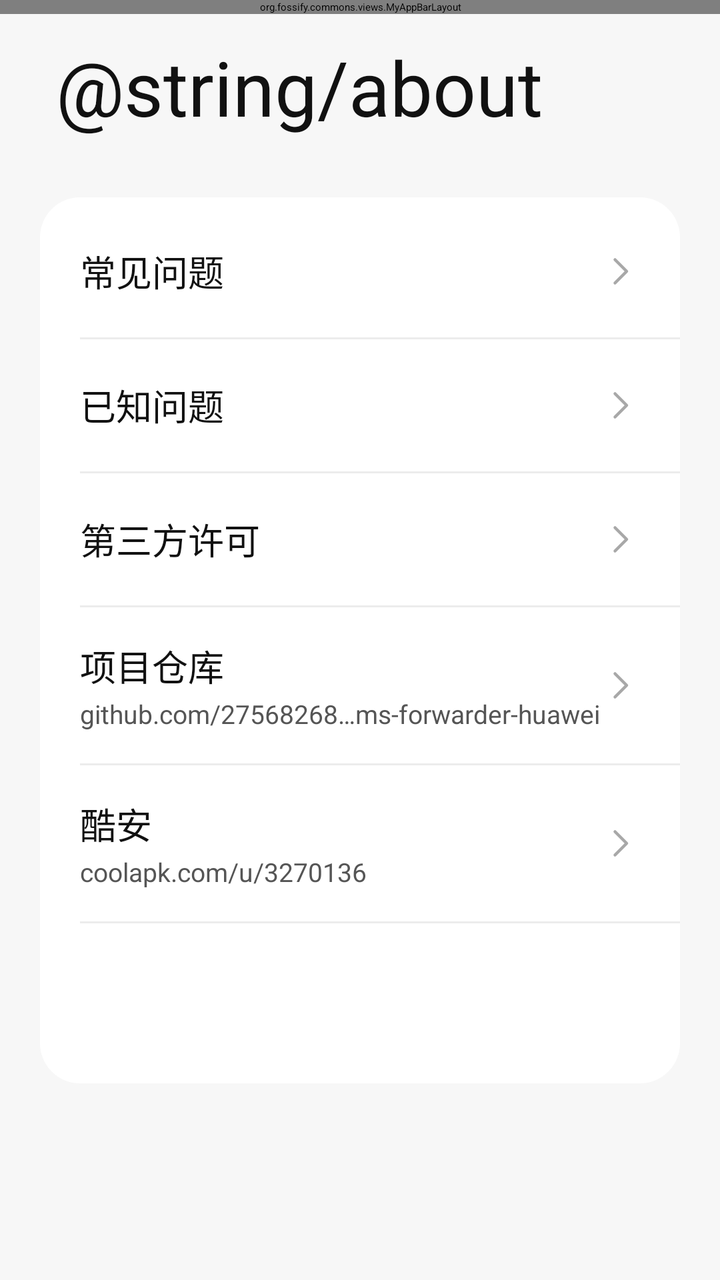
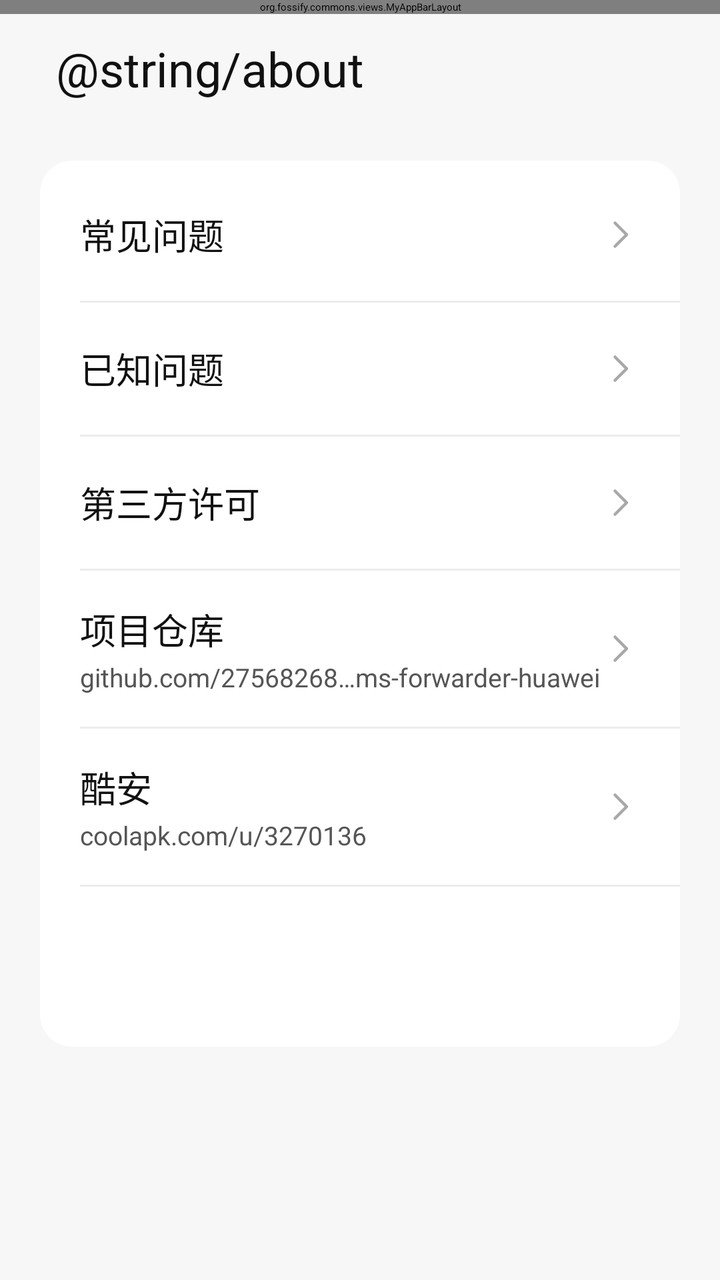

Compare the two renders of this Android layout. The source of the first and the diff that turns it into the second are given below.
<!-- AndroidManifest.xml: application theme AppTheme -->
<!-- res/layout/activity_about.xml -->
<?xml version="1.0" encoding="utf-8"?>
<androidx.coordinatorlayout.widget.CoordinatorLayout xmlns:android="http://schemas.android.com/apk/res/android"
    xmlns:app="http://schemas.android.com/apk/res-auto"
    android:layout_width="match_parent"
    android:layout_height="match_parent"
    android:background="@color/miui_page_background">

    <org.fossify.commons.views.MyAppBarLayout
        android:id="@+id/about_appbar"
        android:layout_width="match_parent"
        android:layout_height="wrap_content"
        android:background="@color/miui_page_background">
        <com.google.android.material.appbar.MaterialToolbar
            android:id="@+id/about_toolbar"
            android:layout_width="match_parent"
            android:layout_height="?attr/actionBarSize"
            android:background="@color/miui_page_background"
            app:navigationIconTint="@color/miui_primary_text"
            app:title="" />
    </org.fossify.commons.views.MyAppBarLayout>

    <LinearLayout
        android:layout_width="match_parent"
        android:layout_height="match_parent"
        android:orientation="vertical"
        android:paddingHorizontal="20dp"
        app:layout_behavior="@string/appbar_scrolling_view_behavior">

        <TextView
            android:layout_width="match_parent"
            android:layout_height="wrap_content"
            android:layout_marginStart="8dp"
            android:layout_marginTop="18dp"
            android:layout_marginBottom="30dp"
            android:text="@string/about"
            android:textColor="@color/miui_primary_text"
            android:textSize="38sp" />

        <LinearLayout
            android:layout_width="match_parent"
            android:layout_height="wrap_content"
            android:background="@drawable/settings_card_background"
            android:orientation="vertical"
            android:paddingVertical="4dp">

            <TextView android:id="@+id/about_common_questions" android:layout_width="match_parent" android:layout_height="66dp" android:drawableEnd="@drawable/ic_chevron_right_vector" android:foreground="?attr/selectableItemBackground" android:gravity="center_vertical" android:paddingHorizontal="20dp" android:text="@string/about_common_questions" android:textColor="@color/miui_primary_text" android:textSize="18sp" />
            <View android:layout_width="match_parent" android:layout_height="1dp" android:layout_marginStart="20dp" android:background="@color/miui_divider" />
            <TextView android:id="@+id/about_known_issues" android:layout_width="match_parent" android:layout_height="66dp" android:drawableEnd="@drawable/ic_chevron_right_vector" android:foreground="?attr/selectableItemBackground" android:gravity="center_vertical" android:paddingHorizontal="20dp" android:text="@string/about_known_issues" android:textColor="@color/miui_primary_text" android:textSize="18sp" />
            <View android:layout_width="match_parent" android:layout_height="1dp" android:layout_marginStart="20dp" android:background="@color/miui_divider" />
            <TextView android:id="@+id/about_licenses" android:layout_width="match_parent" android:layout_height="66dp" android:drawableEnd="@drawable/ic_chevron_right_vector" android:foreground="?attr/selectableItemBackground" android:gravity="center_vertical" android:paddingHorizontal="20dp" android:text="@string/about_licenses" android:textColor="@color/miui_primary_text" android:textSize="18sp" />
            <View android:layout_width="match_parent" android:layout_height="1dp" android:layout_marginStart="20dp" android:background="@color/miui_divider" />
            <LinearLayout
                android:id="@+id/about_repository"
                android:layout_width="match_parent"
                android:layout_height="78dp"
                android:foreground="?attr/selectableItemBackground"
                android:gravity="center_vertical"
                android:orientation="horizontal"
                android:paddingHorizontal="20dp">

                <LinearLayout
                    android:layout_width="0dp"
                    android:layout_height="wrap_content"
                    android:layout_weight="1"
                    android:orientation="vertical">

                    <TextView
                        android:layout_width="wrap_content"
                        android:layout_height="wrap_content"
                        android:text="@string/about_repository"
                        android:textColor="@color/miui_primary_text"
                        android:textSize="18sp" />

                    <TextView
                        android:layout_width="wrap_content"
                        android:layout_height="wrap_content"
                        android:layout_marginTop="2dp"
                        android:ellipsize="middle"
                        android:maxLines="1"
                        android:text="@string/about_repository_url"
                        android:textColor="@color/miui_secondary_text"
                        android:textSize="13sp" />
                </LinearLayout>

                <ImageView
                    android:layout_width="20dp"
                    android:layout_height="20dp"
                    android:contentDescription="@null"
                    android:src="@drawable/ic_chevron_right_vector" />
            </LinearLayout>
            <View android:layout_width="match_parent" android:layout_height="1dp" android:layout_marginStart="20dp" android:background="@color/miui_divider" />
            <LinearLayout
                android:id="@+id/about_coolapk"
                android:layout_width="match_parent"
                android:layout_height="78dp"
                android:foreground="?attr/selectableItemBackground"
                android:gravity="center_vertical"
                android:orientation="horizontal"
                android:paddingHorizontal="20dp">

                <LinearLayout
                    android:layout_width="0dp"
                    android:layout_height="wrap_content"
                    android:layout_weight="1"
                    android:orientation="vertical">

                    <TextView
                        android:layout_width="wrap_content"
                        android:layout_height="wrap_content"
                        android:text="@string/about_coolapk"
                        android:textColor="@color/miui_primary_text"
                        android:textSize="18sp" />

                    <TextView
                        android:layout_width="wrap_content"
                        android:layout_height="wrap_content"
                        android:layout_marginTop="2dp"
                        android:ellipsize="end"
                        android:maxLines="1"
                        android:text="@string/about_coolapk_url"
                        android:textColor="@color/miui_secondary_text"
                        android:textSize="13sp" />
                </LinearLayout>

                <ImageView
                    android:layout_width="20dp"
                    android:layout_height="20dp"
                    android:contentDescription="@null"
                    android:src="@drawable/ic_chevron_right_vector" />
            </LinearLayout>
            <View android:layout_width="match_parent" android:layout_height="1dp" android:layout_marginStart="20dp" android:background="@color/miui_divider" />
            <TextView android:id="@+id/about_version" android:layout_width="match_parent" android:layout_height="76dp" android:gravity="center_vertical" android:paddingHorizontal="20dp" android:textColor="@color/miui_primary_text" android:textSize="18sp" />
        </LinearLayout>
    </LinearLayout>
</androidx.coordinatorlayout.widget.CoordinatorLayout>
<!-- resources referenced by this layout -->
<resources>
  <color name="miui_divider">#ECECEC</color>
  <color name="miui_page_background">#F7F7F7</color>
  <color name="miui_primary_text">#111111</color>
  <color name="miui_secondary_text">#555555</color>
  <!-- drawable ic_chevron_right_vector (drawable) -->
  <?xml version="1.0" encoding="utf-8"?>
  <vector xmlns:android="http://schemas.android.com/apk/res/android"
      android:width="20dp"
      android:height="20dp"
      android:viewportWidth="24"
      android:viewportHeight="24">
      <path
          android:fillColor="@android:color/transparent"
          android:pathData="M9,5 L16,12 L9,19"
          android:strokeColor="#A8A8A8"
          android:strokeLineCap="round"
          android:strokeLineJoin="round"
          android:strokeWidth="1.8" />
  </vector>
  <!-- drawable settings_card_background (drawable) -->
  <?xml version="1.0" encoding="utf-8"?>
  <shape xmlns:android="http://schemas.android.com/apk/res/android"
      android:shape="rectangle">
      <solid android:color="@color/miui_card_background" />
      <corners android:radius="20dp" />
  </shape>
  <string name="about_common_questions">常见问题</string>
  <string name="about_coolapk">酷安</string>
  <string name="about_coolapk_url">coolapk.com/u/3270136</string>
  <string name="about_known_issues">已知问题</string>
  <string name="about_licenses">第三方许可</string>
  <string name="about_repository">项目仓库</string>
  <string name="about_repository_url">github.com/2756826865/sms-forwarder-huawei</string>
  <style name="AppTheme" parent="AppTheme.Base">
          <item name="android:alertDialogTheme">@style/SmsAlertDialogTheme</item>
          <item name="alertDialogTheme">@style/SmsAlertDialogTheme</item>
          <item name="colorAccent">@color/miui_fab_green</item>
      </style>
  <color name="miui_card_background">#FFFFFF</color>
  <style name="SmsAlertDialogTheme" parent="ThemeOverlay.AppCompat.Dialog.Alert">
          <item name="android:textColorPrimary">@color/miui_primary_text</item>
          <item name="android:textColorSecondary">@color/miui_secondary_text</item>
          <item name="android:colorAccent">@color/miui_fab_green</item>
          <item name="colorAccent">@color/miui_fab_green</item>
      </style>
  <color name="miui_fab_green">#1DCE38</color>
</resources>

<!-- the commit's change to res/layout/activity_about.xml (unified diff, before → after) -->
@@ -34,7 +34,7 @@
             android:layout_marginBottom="30dp"
             android:text="@string/about"
             android:textColor="@color/miui_primary_text"
-            android:textSize="38sp" />
+            android:textSize="24sp" />
 
         <LinearLayout
             android:layout_width="match_parent"
<!-- resource entries referenced after the edit -->
@@ -24,7 +24,7 @@
   <shape xmlns:android="http://schemas.android.com/apk/res/android"
       android:shape="rectangle">
       <solid android:color="@color/miui_card_background" />
-      <corners android:radius="20dp" />
+      <corners android:radius="16dp" />
   </shape>
   <string name="about_common_questions">常见问题</string>
   <string name="about_coolapk">酷安</string>
